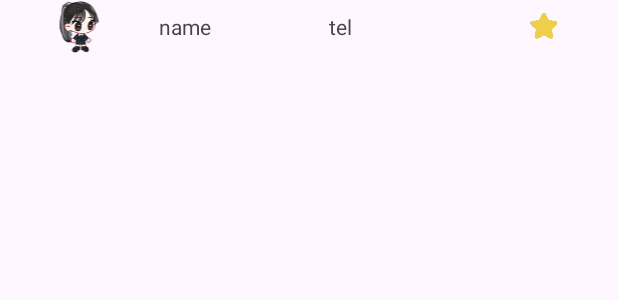
After one commit to seongssu/adept_apple, an Android app: the layout activity_favorites_adapter.xml on its own in the app's theme, with its tools: preview values and no code run, on a phone screen of 412 x 824 dp. The commit adds this screen. Shown: the top 300 px of the screen. Run offline under Robolectric (Android 15) with nearby library versions, the phone set to English and light mode, and no system bars.

Commit message:
[FEAT] : ⚙️ 즐겨찾기 추가제거(Fragment간 데이터교환완료)

```diff
--- a/app/build.gradle
+++ b/app/build.gradle
@@ -2,7 +2,9 @@ plugins {
     id 'com.android.application'
     id 'org.jetbrains.kotlin.android'
 }
-
+plugins {
+    id("kotlin-parcelize")
+}
 android {
     namespace 'com.android.latecomers'
     compileSdk 33
--- a/app/src/main/AndroidManifest.xml
+++ b/app/src/main/AndroidManifest.xml
@@ -15,7 +15,7 @@
         android:theme="@style/Theme.Latecomers"
         tools:targetApi="31">
         <activity
-            android:name=".MainActivityAdapter"
+            android:name=".MainAdapter"
             android:exported="false" />
         <activity
             android:name=".MainActivity"
--- /dev/null
+++ b/app/src/main/res/layout/activity_favorites_adapter.xml
@@ -0,0 +1,41 @@
+<?xml version="1.0" encoding="utf-8"?>
+<LinearLayout xmlns:android="http://schemas.android.com/apk/res/android"
+    xmlns:app="http://schemas.android.com/apk/res-auto"
+    xmlns:tools="http://schemas.android.com/tools"
+    android:layout_width="match_parent"
+    android:layout_height="wrap_content"
+    android:orientation="horizontal">
+
+    <ImageView
+        android:id="@+id/favorites_profile"
+        android:layout_width="wrap_content"
+        android:layout_height="wrap_content"
+        android:layout_weight="1"
+        android:src="@drawable/character11" />
+
+    <TextView
+        android:id="@+id/favorites_name"
+        android:layout_width="wrap_content"
+        android:layout_height="wrap_content"
+        android:layout_gravity="center"
+        android:layout_weight="1"
+        android:text="name" />
+
+    <TextView
+        android:id="@+id/favorites_tel"
+        android:layout_width="wrap_content"
+        android:layout_height="wrap_content"
+        android:layout_gravity="center"
+        android:layout_weight="1"
+        android:text="tel" />
+
+    <ImageView
+        android:id="@+id/favorites_favorites"
+        android:layout_width="20dp"
+        android:layout_height="20dp"
+        android:layout_gravity="center"
+        android:layout_weight="1"
+        android:src="@mipmap/paintedstar" />
+
+
+</LinearLayout>
--- a/app/src/main/res/layout/fragment_favorites.xml
+++ b/app/src/main/res/layout/fragment_favorites.xml
@@ -2,11 +2,10 @@
 <FrameLayout xmlns:android="http://schemas.android.com/apk/res/android"
     xmlns:tools="http://schemas.android.com/tools"
     android:layout_width="match_parent"
-    android:layout_height="match_parent"
-    tools:context=".FavoritesFragment">
+    android:layout_height="match_parent">
 
     <androidx.recyclerview.widget.RecyclerView
-        android:id="@+id/recyclerview2"
+        android:id="@+id/favorites_recyclerview"
         android:layout_width="match_parent"
         android:layout_height="match_parent"
         android:verticalSpacing="10dp"
--- a/app/src/main/res/layout/fragment_main.xml
+++ b/app/src/main/res/layout/fragment_main.xml
@@ -2,11 +2,10 @@
 <FrameLayout xmlns:android="http://schemas.android.com/apk/res/android"
     xmlns:tools="http://schemas.android.com/tools"
     android:layout_width="match_parent"
-    android:layout_height="match_parent"
-    tools:context=".MainFragment">
+    android:layout_height="match_parent">
 
     <androidx.recyclerview.widget.RecyclerView
-        android:id="@+id/recyclerview"
+        android:id="@+id/main_recyclerview"
         android:layout_width="match_parent"
         android:layout_height="match_parent"
         android:verticalSpacing="10dp"
```
Also changed, not shown: app/src/main/java/com/android/latecomers/FavoritesAdapter.kt (renamed from app/src/main/java/com/android/latecomers/MainActivityAdapter.kt, +18 -17 lines), app/src/main/java/com/android/latecomers/FavoritesFragment.kt (+69 -3 lines), app/src/main/java/com/android/latecomers/MainActivity.kt (+29 -29 lines), app/src/main/java/com/android/latecomers/MainAdapter.kt (added, +64 -0 lines), app/src/main/java/com/android/latecomers/MainFragment.kt (+55 -21 lines), app/src/main/java/com/android/latecomers/MemberData.kt (+6 -2 lines), app/src/main/java/com/android/latecomers/TabView.kt (added, +17 -0 lines), app/src/main/res/layout/activity_main_adapter.xml (+13 -1 lines).
